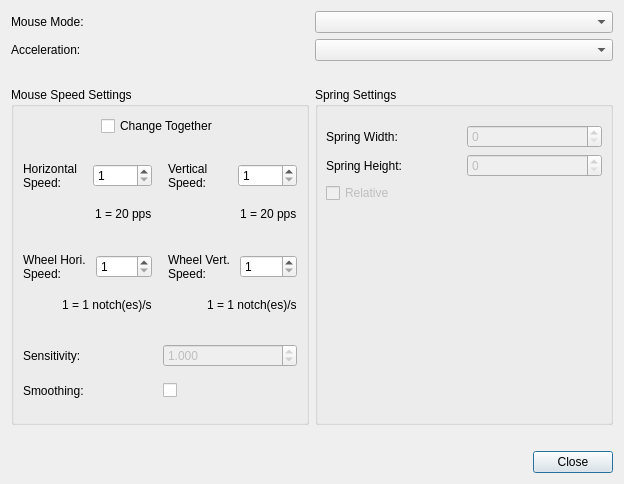
Qt form src/mousesettingsdialog.ui (AntiMicroX/antimicrox) before a commit.
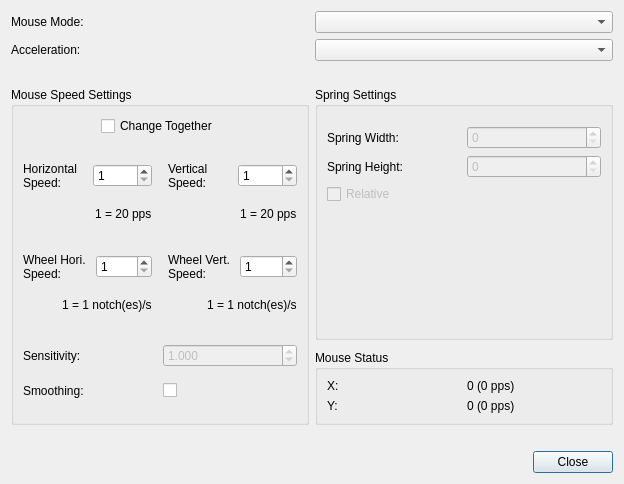
The same form after that commit.

Commit message: Added some minor mouse stats.

```diff
--- a/src/mousesettingsdialog.ui
+++ b/src/mousesettingsdialog.ui
@@ -458,20 +458,16 @@
       </widget>
      </item>
      <item>
+      <layout class="QVBoxLayout" name="verticalLayout_7">
+       <property name="spacing">
+        <number>10</number>
+       </property>
+       <item>
       <widget class="QGroupBox" name="groupBox_2">
        <property name="title">
         <string>Spring Settings</string>
        </property>
-       <layout class="QVBoxLayout" name="verticalLayout_7">
-        <property name="leftMargin">
-         <number>8</number>
-        </property>
-        <property name="topMargin">
-         <number>8</number>
-        </property>
-        <property name="rightMargin">
-         <number>8</number>
-        </property>
+         <layout class="QVBoxLayout" name="verticalLayout_11">
         <item>
          <layout class="QVBoxLayout" name="verticalLayout_3">
           <property name="topMargin">
@@ -552,7 +548,7 @@
          </widget>
         </item>
         <item>
-         <spacer name="verticalSpacer_3">
+           <spacer name="verticalSpacer_5">
           <property name="orientation">
            <enum>Qt::Vertical</enum>
           </property>
@@ -566,6 +562,53 @@
         </item>
        </layout>
       </widget>
+       </item>
+       <item>
+        <widget class="QGroupBox" name="groupBox_3">
+         <property name="title">
+          <string>Mouse Status</string>
+         </property>
+         <layout class="QVBoxLayout" name="verticalLayout_10">
+          <item>
+           <layout class="QHBoxLayout" name="horizontalLayout_12">
+            <item>
+             <widget class="QLabel" name="label_8">
+              <property name="text">
+               <string>X:</string>
+              </property>
+             </widget>
+            </item>
+            <item>
+             <widget class="QLabel" name="mouseStatusXLabel">
+              <property name="text">
+               <string>0 (0 pps)</string>
+              </property>
+             </widget>
+            </item>
+           </layout>
+          </item>
+          <item>
+           <layout class="QHBoxLayout" name="horizontalLayout_15">
+            <item>
+             <widget class="QLabel" name="label_9">
+              <property name="text">
+               <string>Y:</string>
+              </property>
+             </widget>
+            </item>
+            <item>
+             <widget class="QLabel" name="mouseStatusYLabel">
+              <property name="text">
+               <string>0 (0 pps)</string>
+              </property>
+             </widget>
+            </item>
+           </layout>
+          </item>
+         </layout>
+        </widget>
+       </item>
+      </layout>
      </item>
     </layout>
    </item>
```
Lines whose indentation alone changed are shown as unchanged. The commit also changes 12 other files.
